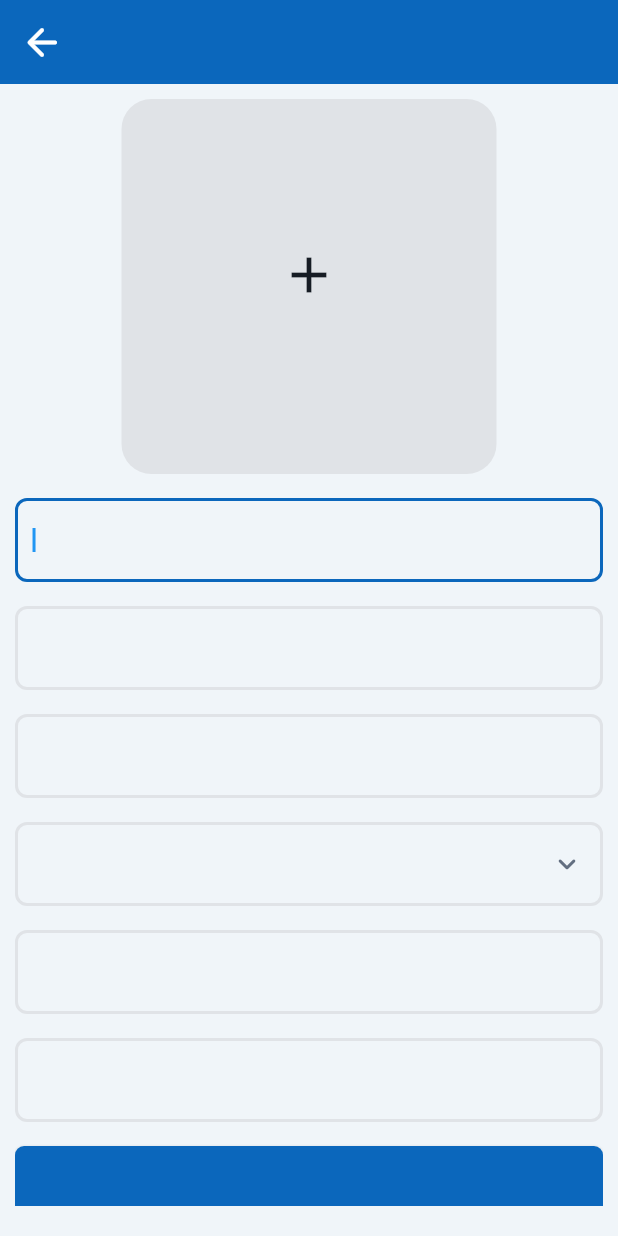
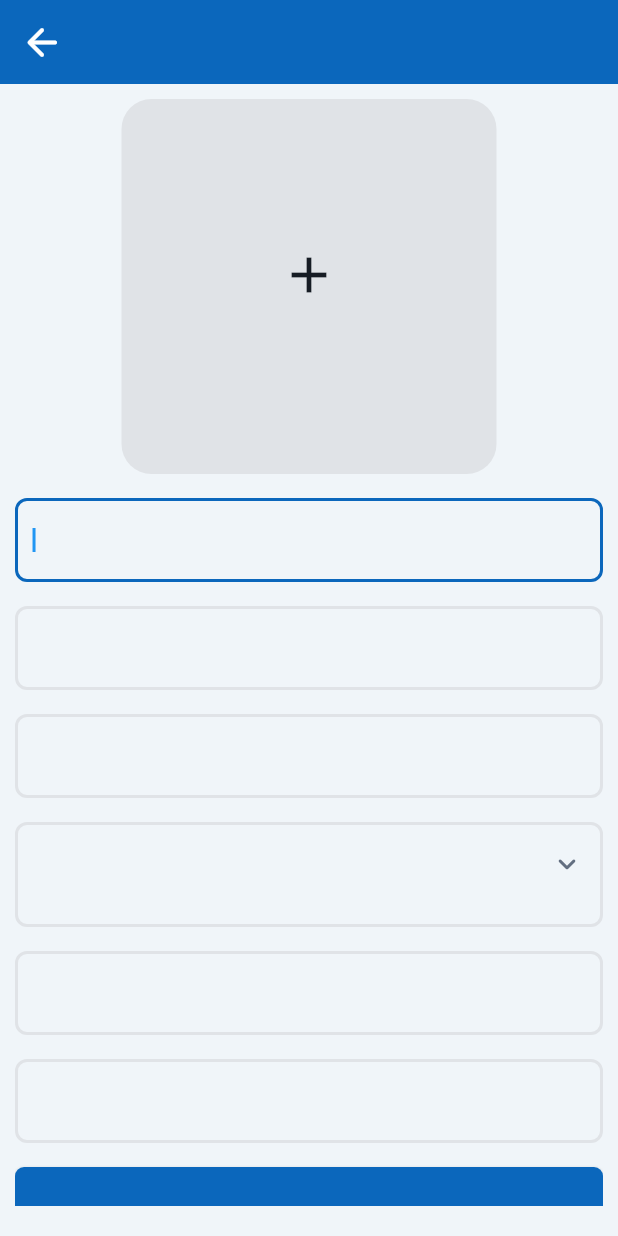
Before and after one commit to Jexelus/AutoBuyDef, a Flutter app: the CreateNewOrderPageWidget screen opened by its route, on a phone screen of 412 x 824 dp. Run offline on Flutter 3.47's test engine with Material 3 defaults, Android fonts, the light colour scheme and no system bars; our stand-ins replace auto_size_text, cloud_firestore, dropdown_button2, easy_debounce, file_picker, firebase_auth and 19 more; missing offline and left inert: emoji_flag_converter, json_path, mime_type; accounts and stored records are empty; network calls fail.

Commit message:
Updating to latest FlutterFlow output.

```diff
--- a/lib/user_app/orders/create_new_order_page/create_new_order_page_widget.dart
+++ b/lib/user_app/orders/create_new_order_page/create_new_order_page_widget.dart
@@ -644,7 +644,7 @@ class _CreateNewOrderPageWidgetState extends State<CreateNewOrderPageWidget> {
                           ],
                           onChanged: (val) =>
                               setState(() => _model.enginetypeValue = val),
-                          height: 56.0,
+                          height: 70.0,
                           textStyle:
                               FlutterFlowTheme.of(context).bodyMedium.override(
                                     fontFamily: 'Manrope',
```
Also changed, not shown: 1 other file.
